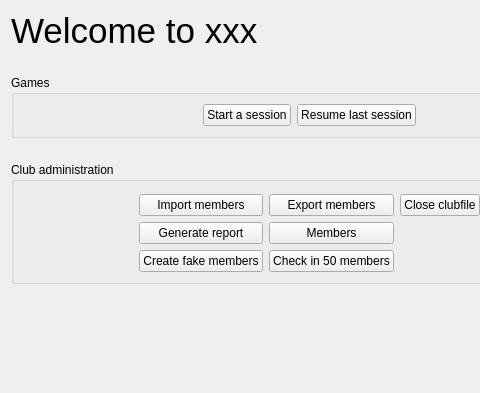
Old version of the form src/EmptySessionPage.ui in the repository simophin/game-matcher-qt; both pictures show x 0 to 480 and y 0 to 393 of the 619 by 633 pixel window.
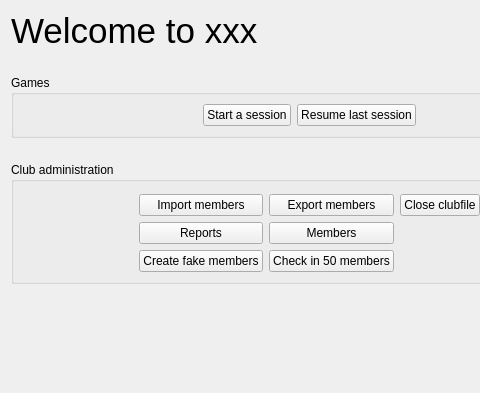
New version of the form. Icons and pictures are not drawn.

Commit message: New report dialog

```diff
--- a/src/EmptySessionPage.ui
+++ b/src/EmptySessionPage.ui
@@ -203,7 +203,7 @@
         <item row="1" column="1">
          <widget class="QPushButton" name="reportButton">
           <property name="text">
-           <string>Generate report</string>
+           <string>Reports</string>
           </property>
           <property name="icon">
            <iconset resource="../res/icons/icons.qrc">
```
Left out of the diff: 2 changed lines with no effect on the pictures. The commit also changes 11 other files.
